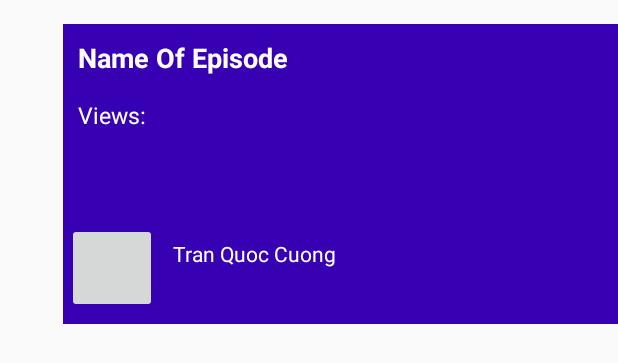
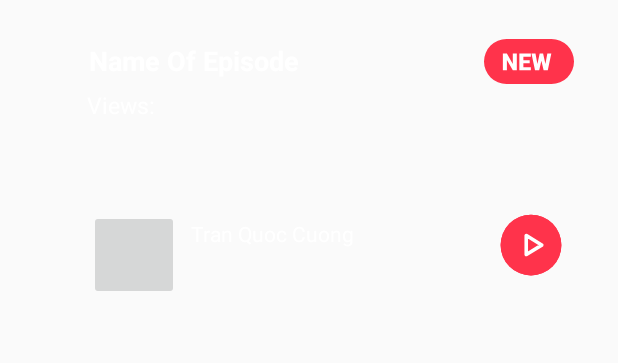
Before and after one commit to AloTunNe/podcast, an Android app: the layout episode_main_banner_layout.xml on its own in the app's theme, with its tools: preview values and no code run, on a phone screen of 412 x 824 dp. Shown: the top 363 px of the screen. Run offline under Robolectric (Android 15) with nearby library versions, the phone set to English and light mode, and no system bars.

Commit message:
Change Main UI and Playlist Main Banner

```diff
--- /dev/null
+++ b/app/src/main/res/drawable/ic_label_new.xml
@@ -0,0 +1,12 @@
+<vector xmlns:android="http://schemas.android.com/apk/res/android"
+    android:width="46dp"
+    android:height="23dp"
+    android:viewportWidth="46"
+    android:viewportHeight="23">
+  <path
+      android:pathData="M11.5,0L34.5,0A11.5,11.5 0,0 1,46 11.5L46,11.5A11.5,11.5 0,0 1,34.5 23L11.5,23A11.5,11.5 0,0 1,0 11.5L0,11.5A11.5,11.5 0,0 1,11.5 0z"
+      android:fillColor="#FF334B"/>
+  <path
+      android:pathData="M16.7695,16H14.7246L11.7012,10.6914V16H9.6445V7.4688H11.7012L14.7188,12.7773V7.4688H16.7695V16ZM23.3613,12.3848H20.127V14.418H23.9473V16H18.0703V7.4688H23.959V9.0566H20.127V10.8555H23.3613V12.3848ZM31.3945,12.8184L32.373,7.4688H34.4121L32.6016,16H30.4688L29.3262,11.1367L28.207,16H26.0801L24.2637,7.4688H26.3086L27.2871,12.8184L28.459,7.4688H30.2051L31.3945,12.8184Z"
+      android:fillColor="#ffffff"/>
+</vector>
--- a/app/src/main/res/layout/episode_main_banner_layout.xml
+++ b/app/src/main/res/layout/episode_main_banner_layout.xml
@@ -9,7 +9,6 @@
     android:layout_marginTop="16dp"
     android:orientation="vertical"
     android:scrollbarSize="0.01dp"
-    android:background="@color/purple_700"
     app:layout_constraintBottom_toBottomOf="parent"
     app:layout_constraintEnd_toEndOf="parent"
     app:layout_constraintHorizontal_bias="1.0"
@@ -22,23 +21,36 @@
 
     <TextView
         android:id="@+id/tv_Episode_Main_Banner_Name"
-        android:layout_width="match_parent"
+        android:layout_width="wrap_content"
         android:layout_height="wrap_content"
+        android:layout_alignParentStart="true"
+        android:layout_alignParentTop="true"
         android:layout_gravity="top"
-        android:layout_marginStart="10dp"
-        android:layout_marginTop="10dp"
+        android:layout_marginStart="17dp"
+        android:layout_marginTop="12dp"
         android:text="Name Of Episode"
         android:textColor="@color/white"
         android:textSize="18sp"
         android:textStyle="bold" />
 
+    <ImageView
+        android:layout_width="60dp"
+        android:layout_height="30dp"
+        android:layout_alignParentTop="true"
+        android:layout_alignParentEnd="true"
+        android:layout_marginStart="88dp"
+        android:layout_marginTop="10dp"
+        android:layout_marginEnd="29dp"
+        android:background="@drawable/ic_label_new" />
+
     <TextView
         android:id="@+id/tv_Episode_Main_Banner_Views"
         android:layout_width="wrap_content"
         android:layout_height="wrap_content"
-        android:layout_below="@+id/tv_Episode_Main_Banner_Name"
-        android:layout_alignLeft="@id/tv_Episode_Main_Banner_Name"
-        android:layout_marginTop="15dp"
+        android:layout_alignParentStart="true"
+        android:layout_alignParentTop="true"
+        android:layout_marginStart="16dp"
+        android:layout_marginTop="43dp"
         android:text="Views: "
         android:textColor="@color/white"
         android:textSize="15dp" />
@@ -47,7 +59,6 @@
         android:id="@+id/tv_Episode_Main_Banner_Avatar"
         android:layout_width="wrap_content"
         android:layout_height="wrap_content"
-        android:layout_below="@+id/tv_Episode_Main_Banner_Views"
         android:layout_marginTop="10dp"
         android:layout_marginRight="5dp" />
 
@@ -55,10 +66,13 @@
         android:id="@+id/tv_Episode_Main_Banner_Author"
         android:layout_width="wrap_content"
         android:layout_height="wrap_content"
-        android:layout_alignBottom="@+id/tv_Episode_Main_Banner_Avatar"
+        android:layout_alignParentStart="true"
+        android:layout_alignParentTop="true"
+        android:layout_alignParentBottom="true"
+        android:layout_marginStart="85dp"
         android:layout_marginLeft="68dp"
-        android:layout_marginBottom="-81dp"
-        android:layout_toRightOf="@id/tv_Episode_Main_Banner_Avatar"
+        android:layout_marginTop="130dp"
+        android:layout_marginBottom="50dp"
         android:text="Tran Quoc Cuong"
         android:textColor="@color/white" />
 
@@ -66,11 +80,24 @@
         android:id="@+id/imb_Episode_Main_Banner_Avatar"
         android:layout_width="60dp"
         android:layout_height="60dp"
-        android:layout_alignBottom="@+id/tv_Episode_Main_Banner_Views"
-        android:layout_alignParentRight="true"
+        android:layout_alignParentStart="true"
         android:layout_alignParentBottom="true"
-        android:layout_marginRight="307dp"
-        android:layout_marginBottom="7dp" />
+        android:layout_marginStart="17dp"
+        android:layout_marginRight="293dp"
+        android:layout_marginBottom="16dp"
+        tools:ignore="SpeakableTextPresentCheck" />
 
+    <ImageButton
+        android:id="@+id/btn_play"
+        android:layout_width="120dp"
+        android:layout_height="120dp"
+        android:layout_alignParentEnd="true"
+        android:layout_alignParentBottom="true"
+        android:layout_marginStart="47dp"
+        android:layout_marginTop="64dp"
+        android:layout_marginEnd="-2dp"
+        android:layout_marginBottom="-11dp"
+        android:background="@drawable/ic_play"
+        tools:ignore="SpeakableTextPresentCheck" />
 
 </RelativeLayout>
```
